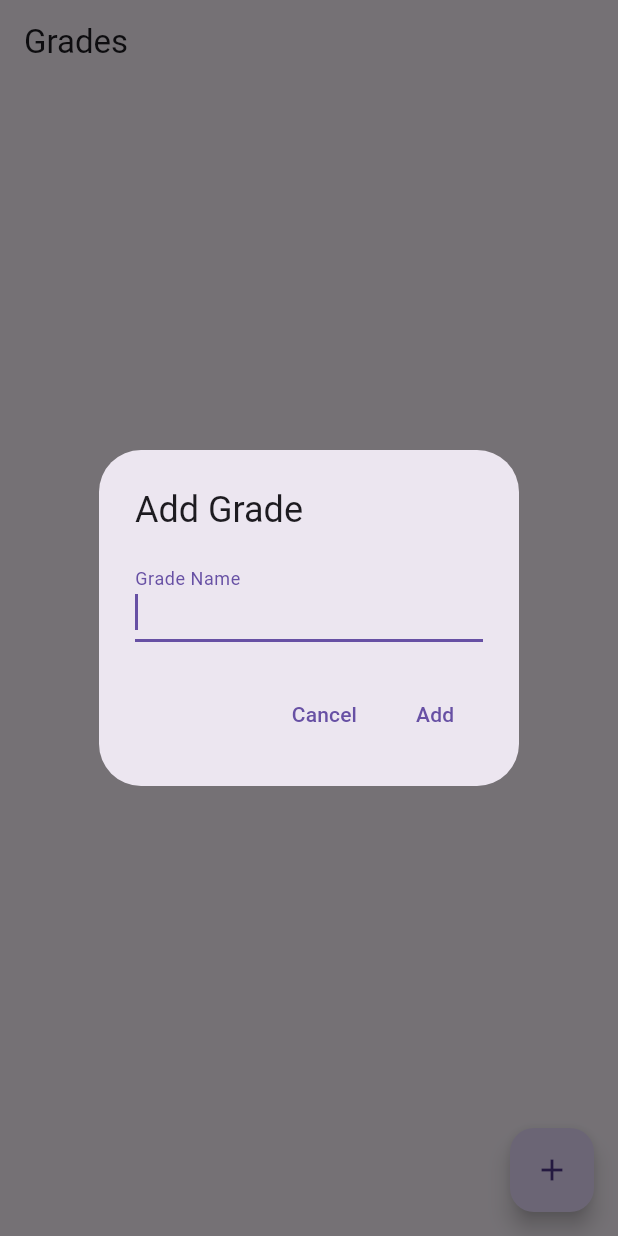
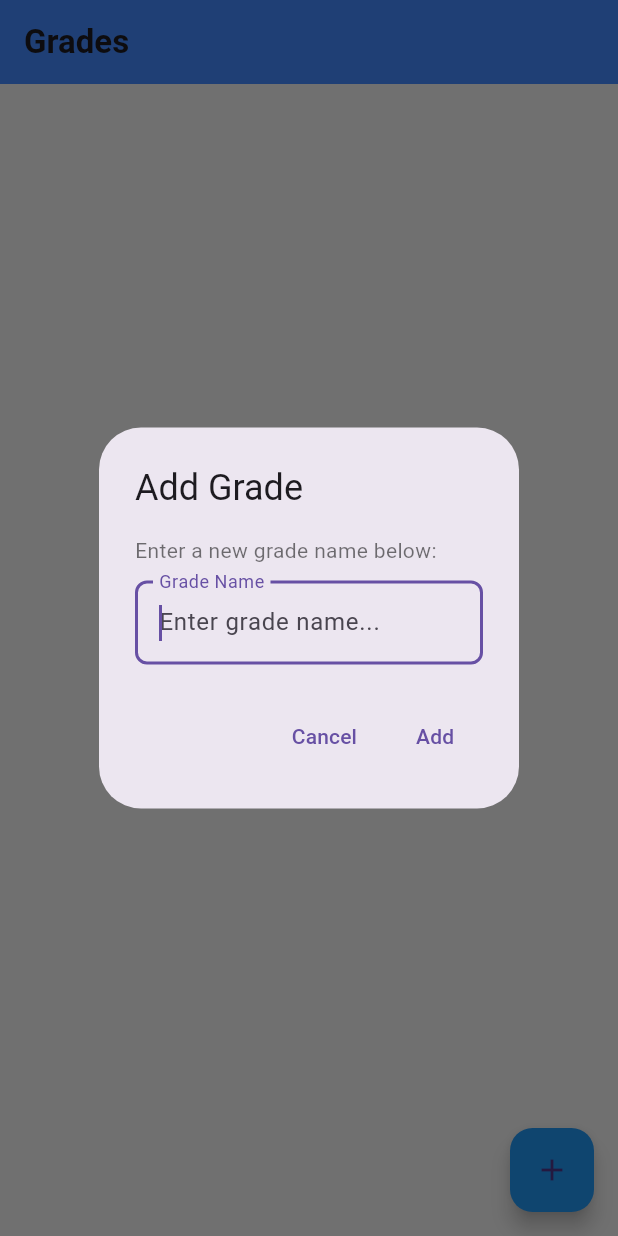
Before and after one commit to azzanslebew/firebase_project, a Flutter app: the GradePage screen opened directly, after a tap on the "add" icon, on a phone screen of 412 x 824 dp. Run offline on Flutter 3.47's test engine with Material 3 defaults, Android fonts, the phone set to English and light mode, and no system bars; our stand-ins replace awesome_notifications, cloud_firestore, firebase_auth, firebase_core, firebase_messaging, get and 2 more; accounts and stored records are empty.

Commit message:
Style:[ME] Styling UI Grade Page

```diff
--- a/lib/dialogs/grade_dialog.dart
+++ b/lib/dialogs/grade_dialog.dart
@@ -4,23 +4,22 @@ import '../../models/grade.dart';
 import '../controllers/grade_controller.dart';
 
 class GradeDialog {
-
   // Menampilkan dialog untuk menambahkan grade
   static void showAddDialog(BuildContext context, GradeController controller) {
     final TextEditingController nameController = TextEditingController();
+    final RxString errorText = ''.obs; // Validasi real-time
 
     _showDialog(
       context: context,
       title: 'Add Grade',
       controller: nameController,
+      errorText: errorText,
       onConfirm: () {
         final gradeName = nameController.text.trim();
-
         if (gradeName.isEmpty) {
-          Get.snackbar('Error', 'Please enter a valid grade name');
+          errorText.value = 'Grade name cannot be empty';
           return;
         }
-
         controller.addGrade(Grade(name: gradeName));
         Get.back();
         Get.snackbar('Success', 'Grade added successfully',
@@ -34,19 +33,19 @@ class GradeDialog {
       BuildContext context, GradeController controller, Grade grade) {
     final TextEditingController nameController =
         TextEditingController(text: grade.name);
+    final RxString errorText = ''.obs; // Validasi real-time
 
     _showDialog(
       context: context,
       title: 'Edit Grade',
       controller: nameController,
+      errorText: errorText,
       onConfirm: () {
         final gradeName = nameController.text.trim();
-
         if (gradeName.isEmpty) {
-          Get.snackbar('Error', 'Please enter a valid grade name');
+          errorText.value = 'Grade name cannot be empty';
           return;
         }
-
         controller.updateGrade(
           Grade(
             id: grade.id,
@@ -60,21 +59,52 @@ class GradeDialog {
     );
   }
 
-  // Fungsi privat untuk menampilkan dialog umum
+  // Fungsi privat untuk menampilkan dialog umum (digunakan untuk Add dan Edit)
   static void _showDialog({
     required BuildContext context,
     required String title,
     required TextEditingController controller,
+    required RxString errorText,
     required VoidCallback onConfirm,
   }) {
     showDialog(
       context: context,
       builder: (context) => AlertDialog(
         title: Text(title),
-        content: TextField(
-          controller: controller,
-          decoration: const InputDecoration(labelText: 'Grade Name'),
-          autofocus: true,
+        content: Column(
+          mainAxisSize: MainAxisSize.min,
+          crossAxisAlignment: CrossAxisAlignment.start,
+          children: [
+            Text(
+              title == 'Add Grade'
+                  ? 'Enter a new grade name below:'
+                  : 'Update the grade name below:',
+              style: const TextStyle(fontSize: 14, color: Colors.black54),
+            ),
+            const SizedBox(height: 10),
+            Obx(
+              () => TextField(
+                controller: controller,
+                autofocus: true,
+                decoration: InputDecoration(
+                  labelText: 'Grade Name',
+                  errorText: errorText.value.isNotEmpty ? errorText.value : null,
+                  border: OutlineInputBorder(
+                    borderRadius: BorderRadius.circular(8),
+                  ),
+                  hintText: 'Enter grade name...',
+                ),
+                onChanged: (value) {
+                  // Validasi real-time
+                  if (value.trim().isEmpty) {
+                    errorText.value = 'Grade name cannot be empty';
+                  } else {
+                    errorText.value = '';
+                  }
+                },
+              ),
+            ),
+          ],
         ),
         actions: [
           TextButton(
--- a/lib/screens/pages/grade_page.dart
+++ b/lib/screens/pages/grade_page.dart
@@ -13,17 +13,36 @@ class GradePage extends StatelessWidget {
   Widget build(BuildContext context) {
     return Scaffold(
       appBar: AppBar(
-        title: const Text('Grades'),
+        title: const Text('Grades', style: TextStyle(fontWeight: FontWeight.bold)),
         scrolledUnderElevation: 0,
+        backgroundColor: Colors.blueAccent,
       ),
-      body: Obx(() {
+      body: Container(
+        padding: const EdgeInsets.all(10),
+        decoration: BoxDecoration(
+          color: Colors.grey.shade100,
+        ),
+        child: Obx(() {
           if (controller.isLoading.value) {
             return const Center(child: CircularProgressIndicator());
           }
           if (controller.grades.isEmpty) {
-          return const Center(
-            child: Text('No grades found',
-                style: TextStyle(fontSize: 16, color: Colors.grey)),
+            return Center(
+              child: Column(
+                mainAxisAlignment: MainAxisAlignment.center,
+                children: [
+                  Icon(Icons.school_outlined, size: 80, color: Colors.grey),
+                  const SizedBox(height: 10),
+                  const Text(
+                    'No grades found',
+                    style: TextStyle(
+                      fontSize: 16,
+                      color: Colors.grey,
+                      fontWeight: FontWeight.w500,
+                    ),
+                  ),
+                ],
+              ),
             );
           }
           return ListView.builder(
@@ -31,36 +50,72 @@ class GradePage extends StatelessWidget {
             itemBuilder: (context, index) {
               final grade = controller.grades[index];
               return Card(
-              margin: const EdgeInsets.symmetric(horizontal: 15, vertical: 5),
+                margin: const EdgeInsets.symmetric(vertical: 8, horizontal: 15),
+                elevation: 2,
+                shape: RoundedRectangleBorder(
+                  borderRadius: BorderRadius.circular(10),
+                ),
                 child: ListTile(
+                  contentPadding:
+                      const EdgeInsets.symmetric(vertical: 10, horizontal: 15),
                   title: Text(
                     grade.name,
-                  style: const TextStyle(fontWeight: FontWeight.w600),
+                    style: const TextStyle(
+                      fontSize: 16,
+                      fontWeight: FontWeight.w600,
+                      color: Colors.black87,
                     ),
-                trailing: Row(
-                  mainAxisSize: MainAxisSize.min,
-                  children: [
-                    IconButton(
-                      icon: const Icon(Icons.edit, color: Colors.blue),
-                      onPressed: () => GradeDialog.showEditDialog(
+                  ),
+                  trailing: Transform.translate(
+                    offset: const Offset(-15, 0), // Pindahkan tombol ke kiri sejauh 10 pixel
+                    child: PopupMenuButton<String>(
+                      onSelected: (value) {
+                        if (value == 'edit') {
+                          GradeDialog.showEditDialog(
                             context,
                             controller,
                             grade,
+                          );
+                        } else if (value == 'delete') {
+                          _showDeleteConfirmation(context, grade);
+                        }
+                      },
+                      itemBuilder: (context) => [
+                        PopupMenuItem(
+                          value: 'edit',
+                          child: Row(
+                            children: const [
+                              Icon(Icons.edit, color: Colors.blue),
+                              SizedBox(width: 8),
+                              Text('Edit'),
+                            ],
                           ),
                         ),
-                    IconButton(
-                      icon: const Icon(Icons.delete, color: Colors.red),
-                      onPressed: () => _showDeleteConfirmation(context, grade),
+                        PopupMenuItem(
+                          value: 'delete',
+                          child: Row(
+                            children: const [
+                              Icon(Icons.delete, color: Colors.red),
+                              SizedBox(width: 8),
+                              Text('Delete'),
+                            ],
+                          ),
                         ),
                       ],
+                    ),
                   ),
                 ),
               );
             },
           );
         }),
+      ),
       floatingActionButton: FloatingActionButton(
         onPressed: () => GradeDialog.showAddDialog(context, controller),
+        shape: RoundedRectangleBorder(
+          borderRadius: BorderRadius.circular(15),
+        ),
+        backgroundColor: Colors.blue,
         child: const Icon(Icons.add),
       ),
     );
@@ -70,7 +125,13 @@ class GradePage extends StatelessWidget {
     showDialog(
       context: context,
       builder: (context) => AlertDialog(
-        title: const Text('Delete Grade'),
+        shape: RoundedRectangleBorder(
+          borderRadius: BorderRadius.circular(12),
+        ),
+        title: const Text(
+          'Delete Grade',
+          style: TextStyle(fontSize: 18, fontWeight: FontWeight.w600),
+        ),
         content: Text(
           'Are you sure you want to delete the grade "${grade.name}"?',
           style: const TextStyle(fontSize: 16),
```
Lines whose indentation alone changed are shown as unchanged.
